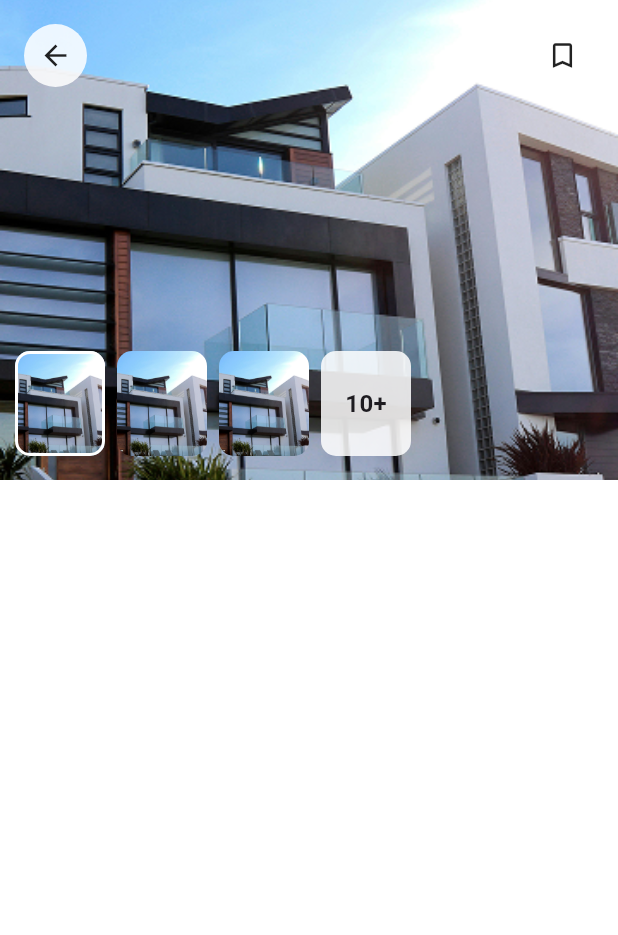
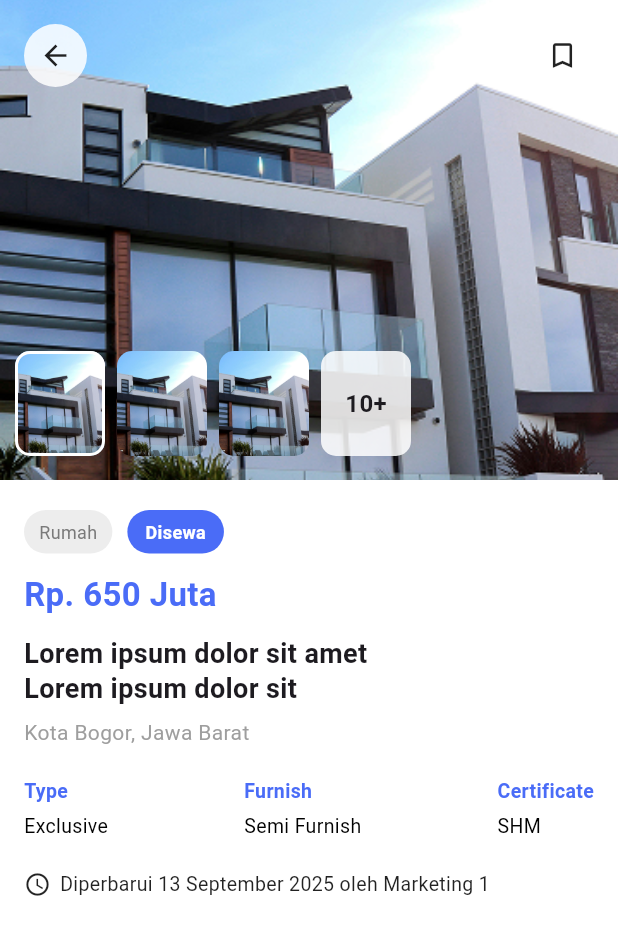
Before and after one commit to zollahrp/mitra-property-mobile, a Flutter app: the DetailPropertyScreen screen opened directly, on a phone screen of 412 x 824 dp. Shown: the top 935 px of the screen. Run offline on Flutter 3.47's test engine with Material 3 defaults, Android fonts, the phone set to English and light mode, and no system bars; our stand-ins replace curved_navigation_bar, youtube_player_flutter; Roboto replaces fonts that are missing (Poppins).

Commit message:
detil lagi

```diff
--- a/lib/screens/detail/detail_property_screen.dart
+++ b/lib/screens/detail/detail_property_screen.dart
@@ -23,8 +23,10 @@ class _DetailPropertyScreenState extends State<DetailPropertyScreen> {
       backgroundColor: Colors.white,
       body: SafeArea(
         child: Column(
+          crossAxisAlignment: CrossAxisAlignment.start,
           children: [
             _buildHeader(),
+            _buildDetailInfo(), // ⬅️ TAMBAH INI
           ],
         ),
       ),
@@ -45,10 +47,7 @@ class _DetailPropertyScreenState extends State<DetailPropertyScreen> {
             itemCount: images.length,
             onPageChanged: (i) => setState(() => currentIndex = i),
             itemBuilder: (context, index) {
-              return Image.asset(
-                images[index],
-                fit: BoxFit.cover,
-              );
+              return Image.asset(images[index], fit: BoxFit.cover);
             },
           ),
         ),
@@ -65,10 +64,7 @@ class _DetailPropertyScreenState extends State<DetailPropertyScreen> {
         Positioned(
           top: 16,
           right: 16,
-          child: _circleButton(
-            icon: Icons.bookmark_border,
-            onTap: () {},
-          ),
+          child: _circleButton(icon: Icons.bookmark_border, onTap: () {}),
         ),
 
         // ==== THUMBNAIL BAR ====
@@ -118,6 +114,89 @@ class _DetailPropertyScreenState extends State<DetailPropertyScreen> {
     );
   }
 
+  Widget _buildDetailInfo() {
+  return Padding(
+    padding: const EdgeInsets.symmetric(horizontal: 16, vertical: 20),
+    child: Column(
+      crossAxisAlignment: CrossAxisAlignment.start,
+      children: [
+        // TAGS
+        Row(
+          children: [
+            _tagGrey("Rumah"),
+            const SizedBox(width: 10),
+            _tagBlue("Disewa"),
+          ],
+        ),
+
+        const SizedBox(height: 12),
+
+        // PRICE
+        const Text(
+          "Rp. 650 Juta",
+          style: TextStyle(
+            fontSize: 22,
+            fontWeight: FontWeight.w700,
+            color: Color(0xFF4A6CF7),
+          ),
+        ),
+
+        const SizedBox(height: 12),
+
+        // TITLE
+        const Text(
+          "Lorem ipsum dolor sit amet\nLorem ipsum dolor sit",
+          style: TextStyle(
+            fontSize: 18,
+            fontWeight: FontWeight.w700,
+            height: 1.3,
+          ),
+        ),
+
+        const SizedBox(height: 8),
+
+        // LOCATION
+        const Text(
+          "Kota Bogor, Jawa Barat",
+          style: TextStyle(
+            fontSize: 14,
+            color: Colors.grey,
+          ),
+        ),
+
+        const SizedBox(height: 20),
+
+        // TYPE - FURNISH - CERTIFICATE
+        Row(
+          mainAxisAlignment: MainAxisAlignment.spaceBetween,
+          children: [
+            _detailItem("Type", "Exclusive"),
+            _detailItem("Furnish", "Semi Furnish"),
+            _detailItem("Certificate", "SHM"),
+          ],
+        ),
+
+        const SizedBox(height: 20),
+
+        // LAST UPDATED
+        Row(
+          children: const [
+            Icon(Icons.access_time, size: 18, color: Colors.black87),
+            SizedBox(width: 6),
+            Text(
+              "Diperbarui 13 September 2025 oleh Marketing 1",
+              style: TextStyle(
+                fontSize: 13,
+                color: Colors.black87,
+              ),
+            ),
+          ],
+        ),
+      ],
+    ),
+  );
+}
+
   // Circle button reusable
   Widget _circleButton({required IconData icon, required Function() onTap}) {
     return GestureDetector(
@@ -145,12 +224,68 @@ class _DetailPropertyScreenState extends State<DetailPropertyScreen> {
       child: const Center(
         child: Text(
           "10+",
-          style: TextStyle(
-            fontWeight: FontWeight.bold,
-            fontSize: 16,
-          ),
+          style: TextStyle(fontWeight: FontWeight.bold, fontSize: 16),
         ),
       ),
     );
   }
 }
+
+Widget _tagGrey(String text) {
+  return Container(
+    padding: const EdgeInsets.symmetric(horizontal: 10, vertical: 6),
+    decoration: BoxDecoration(
+      color: const Color(0xFFEDEDED),
+      borderRadius: BorderRadius.circular(20),
+    ),
+    child: Text(
+      text,
+      style: const TextStyle(
+        fontSize: 12,
+        color: Color(0xFF7A7A7A),
+      ),
+    ),
+  );
+}
+
+Widget _tagBlue(String text) {
+  return Container(
+    padding: const EdgeInsets.symmetric(horizontal: 12, vertical: 6),
+    decoration: BoxDecoration(
+      color: const Color(0xFF4A6CF7),
+      borderRadius: BorderRadius.circular(20),
+    ),
+    child: Text(
+      text,
+      style: const TextStyle(
+        fontSize: 12,
+        color: Colors.white,
+        fontWeight: FontWeight.w600,
+      ),
+    ),
+  );
+}
+
+Widget _detailItem(String title, String value) {
+  return Column(
+    crossAxisAlignment: CrossAxisAlignment.start,
+    children: [
+      Text(
+        title,
+        style: const TextStyle(
+          fontSize: 13,
+          color: Color(0xFF4A6CF7),
+          fontWeight: FontWeight.w600,
+        ),
+      ),
+      const SizedBox(height: 4),
+      Text(
+        value,
+        style: const TextStyle(
+          fontSize: 13,
+          color: Colors.black,
+        ),
+      ),
+    ],
+  );
+}
```
